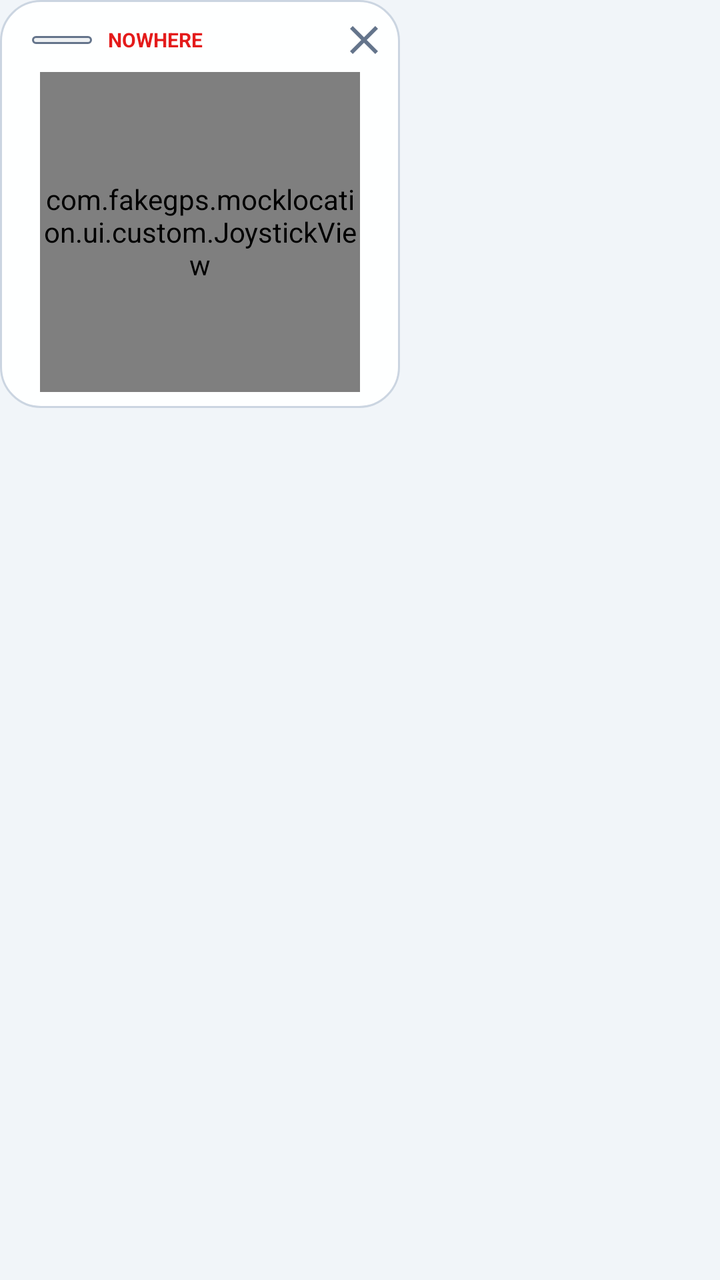
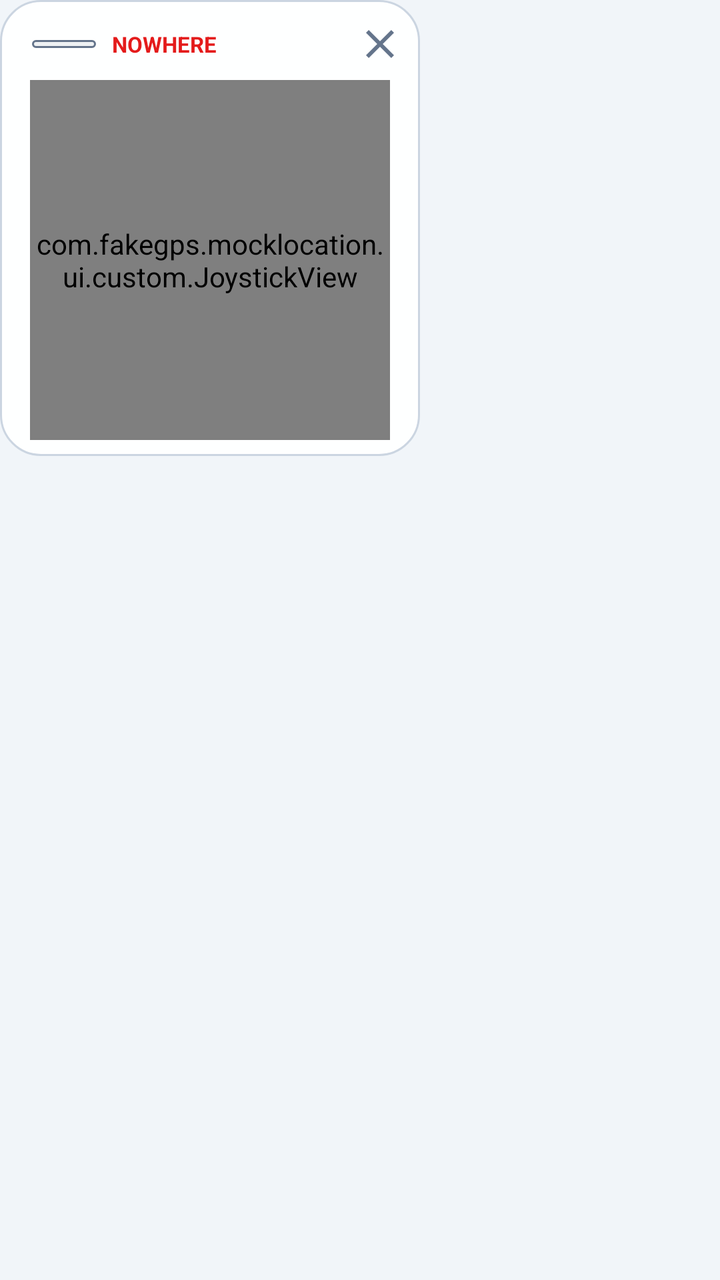

Before-and-after screenshots of an Android layout around one commit, followed by the original layout XML and the change that was made.
<!-- AndroidManifest.xml: application theme Theme.MockLocation -->
<!-- res/layout/layout_floating_joystick.xml -->
<?xml version="1.0" encoding="utf-8"?>
<FrameLayout xmlns:android="http://schemas.android.com/apk/res/android"
    xmlns:app="http://schemas.android.com/apk/res-auto"
    android:layout_width="wrap_content"
    android:layout_height="wrap_content">

    <LinearLayout
        android:layout_width="200dp"
        android:layout_height="wrap_content"
        android:background="@drawable/bg_card_glass"
        android:gravity="center_horizontal"
        android:orientation="vertical"
        android:padding="8dp">

        
        <LinearLayout
            android:id="@+id/floatingDragHandle"
            android:layout_width="match_parent"
            android:layout_height="24dp"
            android:gravity="center_vertical"
            android:orientation="horizontal">

            <View
                android:layout_width="30dp"
                android:layout_height="4dp"
                android:layout_marginStart="8dp"
                android:background="@drawable/bg_status_pill"
                android:backgroundTint="@color/text_muted" />

            <TextView
                android:layout_width="0dp"
                android:layout_height="wrap_content"
                android:layout_marginStart="8dp"
                android:layout_weight="1"
                android:text="NOWHERE"
                android:textColor="@color/primary"
                android:textSize="10sp"
                android:textStyle="bold" />

            <ImageButton
                android:id="@+id/btnFloatingClose"
                android:layout_width="20dp"
                android:layout_height="20dp"
                android:background="?attr/selectableItemBackgroundBorderless"
                android:src="@drawable/ic_clear"
                app:tint="@color/text_muted" />
        </LinearLayout>

        
        <com.fakegps.mocklocation.ui.custom.JoystickView
            android:id="@+id/floatingJoystick"
            android:layout_width="160dp"
            android:layout_height="160dp"
            android:layout_marginTop="4dp" />
    </LinearLayout>
</FrameLayout>
<!-- resources referenced by this layout -->
<resources>
  <color name="primary">#E41B1B</color>
  <color name="text_muted">#64748B</color>
  <!-- drawable bg_card_glass (drawable) -->
  <?xml version="1.0" encoding="utf-8"?>
  <shape xmlns:android="http://schemas.android.com/apk/res/android"
      android:shape="rectangle">
      <solid android:color="@color/surface_glass" />
      <corners android:radius="20dp" />
      <stroke
          android:width="1dp"
          android:color="@color/stroke_subtle" />
  </shape>
  <!-- drawable bg_status_pill (drawable) -->
  <?xml version="1.0" encoding="utf-8"?>
  <shape xmlns:android="http://schemas.android.com/apk/res/android"
      android:shape="rectangle">
      <solid android:color="@color/badge_standby_bg" />
      <corners android:radius="24dp" />
      <stroke
          android:width="1dp"
          android:color="@color/stroke_subtle" />
  </shape>
  <!-- drawable ic_clear (drawable) -->
  <vector xmlns:android="http://schemas.android.com/apk/res/android"
      android:width="24dp"
      android:height="24dp"
      android:viewportWidth="24"
      android:viewportHeight="24">
      <path
          android:fillColor="#94A3B8"
          android:pathData="M19,6.41L17.59,5 12,10.59 6.41,5 5,6.41 10.59,12 5,17.59 6.41,19 12,13.41 17.59,19 19,17.59 13.41,12z"/>
  </vector>
  <style name="Theme.MockLocation" parent="Theme.Material3.DayNight.NoActionBar">
          <item name="colorPrimary">@color/primary</item>
          <item name="colorPrimaryVariant">@color/primary_dark</item>
          <item name="colorSecondary">@color/white</item>
          <item name="android:windowBackground">@color/surface_dark</item>
          <item name="android:statusBarColor">@color/surface_dark</item>
          <item name="android:navigationBarColor">@color/surface_dark</item>
          <item name="sliderStyle">@style/Widget.Nowhere.Slider</item>
      </style>
  <color name="surface_glass">#F5FFFFFF</color>
  <color name="stroke_subtle">#CBD5E1</color>
  <color name="badge_standby_bg">#1A64748B</color>
  <color name="primary_dark">#B91C1C</color>
  <color name="white">#FFFFFF</color>
  <color name="surface_dark">#F1F5F9</color>
  <style name="Widget.Nowhere.Slider" parent="Widget.Material3.Slider">
          <item name="thumbColor">@color/white</item>
          <item name="trackColorActive">@color/primary</item>
          <item name="trackColorInactive">@color/stroke_subtle</item>
          <item name="haloColor">@color/primary_glow</item>
          <item name="thumbRadius">9dp</item>
          <item name="trackHeight">6dp</item>
      </style>
  <color name="primary_glow">#33E41B1B</color>
</resources>

<!-- the commit's change to res/layout/layout_floating_joystick.xml (unified diff, before → after) -->
@@ -5,7 +5,7 @@
     android:layout_height="wrap_content">
 
     <LinearLayout
-        android:layout_width="200dp"
+        android:layout_width="210dp"
         android:layout_height="wrap_content"
         android:background="@drawable/bg_card_glass"
         android:gravity="center_horizontal"
@@ -16,12 +16,12 @@
         <LinearLayout
             android:id="@+id/floatingDragHandle"
             android:layout_width="match_parent"
-            android:layout_height="24dp"
+            android:layout_height="28dp"
             android:gravity="center_vertical"
             android:orientation="horizontal">
 
             <View
-                android:layout_width="30dp"
+                android:layout_width="32dp"
                 android:layout_height="4dp"
                 android:layout_marginStart="8dp"
                 android:background="@drawable/bg_status_pill"
@@ -34,14 +34,14 @@
                 android:layout_weight="1"
                 android:text="NOWHERE"
                 android:textColor="@color/primary"
-                android:textSize="10sp"
+                android:textSize="11sp"
                 android:textStyle="bold" />
 
             <ImageButton
                 android:id="@+id/btnFloatingClose"
-                android:layout_width="20dp"
-                android:layout_height="20dp"
-                android:background="?attr/selectableItemBackgroundBorderless"
+                android:layout_width="24dp"
+                android:layout_height="24dp"
+                android:background="@color/transparent"
                 android:src="@drawable/ic_clear"
                 app:tint="@color/text_muted" />
         </LinearLayout>
@@ -49,8 +49,8 @@
         
         <com.fakegps.mocklocation.ui.custom.JoystickView
             android:id="@+id/floatingJoystick"
-            android:layout_width="160dp"
-            android:layout_height="160dp"
+            android:layout_width="180dp"
+            android:layout_height="180dp"
             android:layout_marginTop="4dp" />
     </LinearLayout>
 </FrameLayout>
<!-- resource entries referenced after the edit -->
@@ -2,6 +2,7 @@
 <resources>
   <color name="primary">#E41B1B</color>
   <color name="text_muted">#64748B</color>
+  <color name="transparent">#00000000</color>
   <!-- drawable bg_card_glass (drawable) -->
   <?xml version="1.0" encoding="utf-8"?>
   <shape xmlns:android="http://schemas.android.com/apk/res/android"
